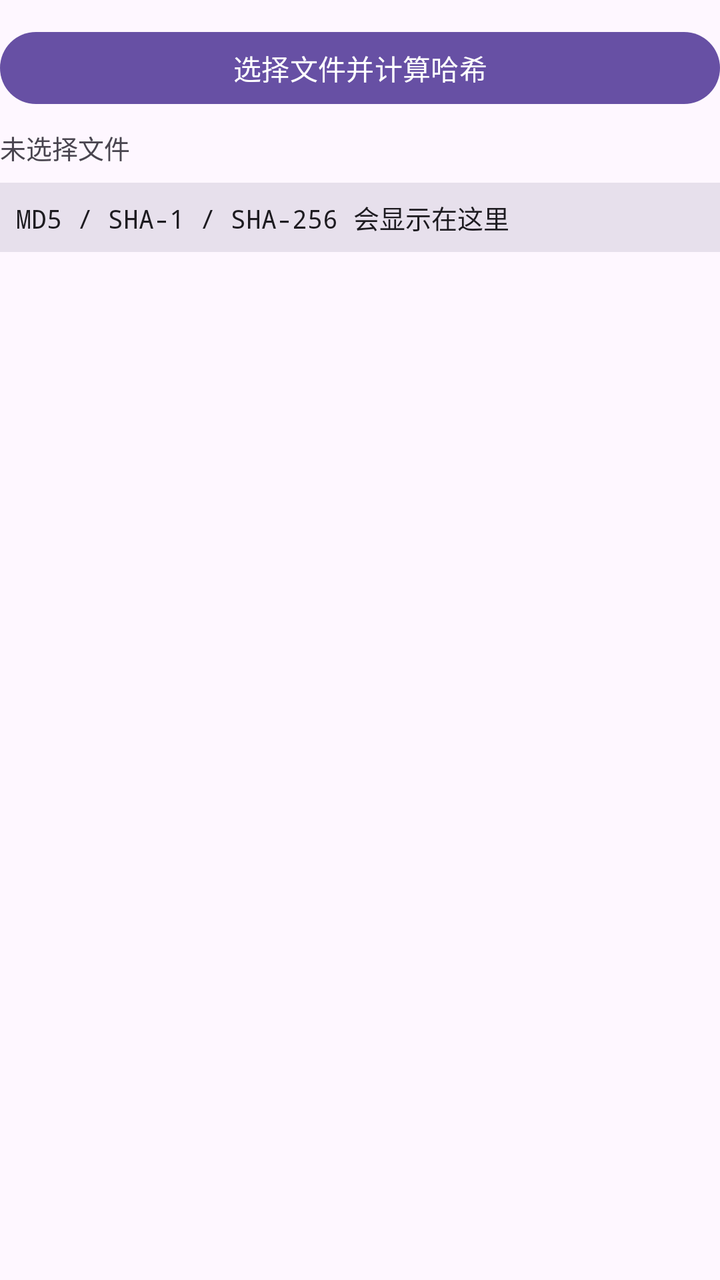
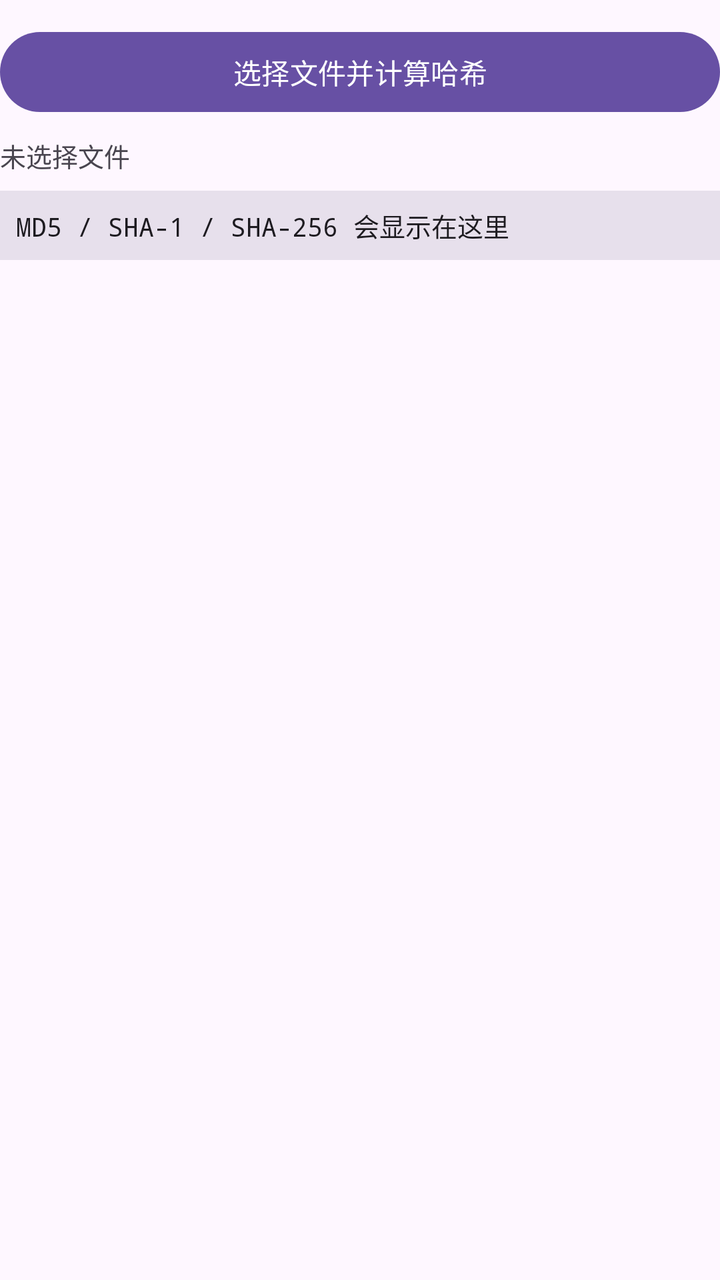

Compare the two renders of this Android layout. The source of the first and the diff that turns it into the second are given below.
<!-- AndroidManifest.xml: application theme Theme.GameCenterApp -->
<!-- res/layout/item_tool_file_hash.xml -->
<?xml version="1.0" encoding="utf-8"?>
<LinearLayout xmlns:android="http://schemas.android.com/apk/res/android"
    android:layout_width="match_parent"
    android:layout_height="wrap_content"
    android:orientation="vertical">

    <com.google.android.material.button.MaterialButton
        android:id="@+id/btn_pick_file_hash"
        android:layout_width="match_parent"
        android:layout_height="44dp"
        android:layout_marginTop="12dp"
        android:text="选择文件并计算哈希" />

    <TextView
        android:id="@+id/tv_file_hash_name"
        android:layout_width="match_parent"
        android:layout_height="wrap_content"
        android:layout_marginTop="8dp"
        android:text="未选择文件"
        android:textColor="?attr/colorOnSurfaceVariant"
        android:textSize="13sp" />

    <ScrollView
        android:layout_width="match_parent"
        android:layout_height="wrap_content"
        android:layout_marginTop="8dp"
        android:background="?attr/colorSurfaceVariant"
        android:maxHeight="180dp"
        android:padding="8dp">

        <TextView
            android:id="@+id/tv_file_hash_result"
            android:layout_width="match_parent"
            android:layout_height="wrap_content"
            android:fontFamily="monospace"
            android:lineSpacingExtra="4dp"
            android:text="MD5 / SHA-1 / SHA-256 会显示在这里"
            android:textColor="?android:attr/textColorPrimary"
            android:textIsSelectable="true"
            android:textSize="13sp" />

    </ScrollView>

</LinearLayout>
<!-- resources referenced by this layout -->
<resources>
  <style name="Theme.GameCenterApp" parent="Theme.Material3.DayNight.NoActionBar">
          <item name="colorPrimary">@color/md_theme_light_primary</item>
          <item name="colorOnPrimary">@color/md_theme_light_on_primary</item>
          <item name="colorPrimaryContainer">@color/md_theme_light_primary_container</item>
          <item name="colorOnPrimaryContainer">@color/md_theme_light_on_primary_container</item>
          <item name="colorSecondary">@color/md_theme_light_secondary</item>
          <item name="colorOnSecondary">@color/md_theme_light_on_secondary</item>
          <item name="colorSecondaryContainer">@color/md_theme_light_secondary_container</item>
          <item name="colorOnSecondaryContainer">@color/md_theme_light_on_secondary_container</item>
          <item name="colorSurface">@color/md_theme_light_surface</item>
          <item name="colorOnSurface">@color/md_theme_light_on_surface</item>
          <item name="colorOnSurfaceVariant">@color/md_theme_light_on_surface_variant</item>
          <item name="android:colorBackground">@color/md_theme_light_background</item>
          <item name="android:statusBarColor">@color/md_theme_light_surface</item>
          <item name="android:navigationBarColor">@color/md_theme_light_surface</item>
          <item name="android:windowLightStatusBar">true</item>
      </style>
  <color name="md_theme_light_primary">#6750A4</color>
  <color name="md_theme_light_on_primary">#FFFFFF</color>
  <color name="md_theme_light_primary_container">#EADDFF</color>
  <color name="md_theme_light_on_primary_container">#21005D</color>
  <color name="md_theme_light_secondary">#625B71</color>
  <color name="md_theme_light_on_secondary">#FFFFFF</color>
  <color name="md_theme_light_secondary_container">#E8DEF8</color>
  <color name="md_theme_light_on_secondary_container">#1D192B</color>
  <color name="md_theme_light_surface">#FEF7FF</color>
  <color name="md_theme_light_on_surface">#1D1B20</color>
  <color name="md_theme_light_on_surface_variant">#49454F</color>
  <color name="md_theme_light_background">#FEF7FF</color>
</resources>

<!-- the commit's change to res/layout/item_tool_file_hash.xml (unified diff, before → after) -->
@@ -7,7 +7,7 @@
     <com.google.android.material.button.MaterialButton
         android:id="@+id/btn_pick_file_hash"
         android:layout_width="match_parent"
-        android:layout_height="44dp"
+        android:layout_height="48dp"
         android:layout_marginTop="12dp"
         android:text="选择文件并计算哈希" />
 
<!-- resource entries referenced after the edit -->
@@ -16,6 +16,8 @@
           <item name="android:statusBarColor">@color/md_theme_light_surface</item>
           <item name="android:navigationBarColor">@color/md_theme_light_surface</item>
           <item name="android:windowLightStatusBar">true</item>
+          <item name="materialButtonStyle">@style/Widget.GameCenter.Button</item>
+          <item name="android:buttonStyle">@style/Widget.GameCenter.PlatformButton</item>
       </style>
   <color name="md_theme_light_primary">#6750A4</color>
   <color name="md_theme_light_on_primary">#FFFFFF</color>
@@ -29,5 +31,26 @@
   <color name="md_theme_light_on_surface">#1D1B20</color>
   <color name="md_theme_light_on_surface_variant">#49454F</color>
   <color name="md_theme_light_background">#FEF7FF</color>
+  <style name="Widget.GameCenter.Button" parent="Widget.Material3.Button">
+          <item name="android:minHeight">48dp</item>
+          <item name="minHeight">48dp</item>
+          <item name="android:paddingTop">6dp</item>
+          <item name="android:paddingBottom">6dp</item>
+          <item name="android:paddingStart">12dp</item>
+          <item name="android:paddingEnd">12dp</item>
+          <item name="android:includeFontPadding">true</item>
+          <item name="android:maxLines">2</item>
+          <item name="android:ellipsize">end</item>
+          <item name="android:textAllCaps">false</item>
+      </style>
+  <style name="Widget.GameCenter.PlatformButton" parent="@android:style/Widget.Material.Button">
+          <item name="android:minHeight">44dp</item>
+          <item name="android:paddingTop">4dp</item>
+          <item name="android:paddingBottom">4dp</item>
+          <item name="android:includeFontPadding">true</item>
+          <item name="android:maxLines">2</item>
+          <item name="android:ellipsize">end</item>
+          <item name="android:textAllCaps">false</item>
+      </style>
 </resources>
 
